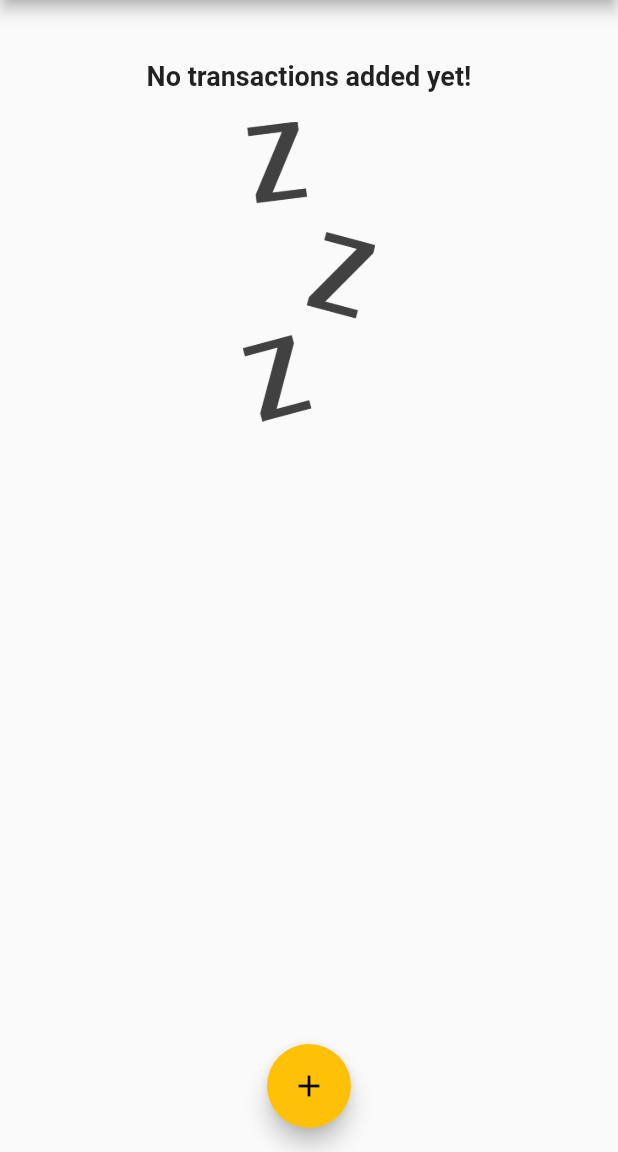
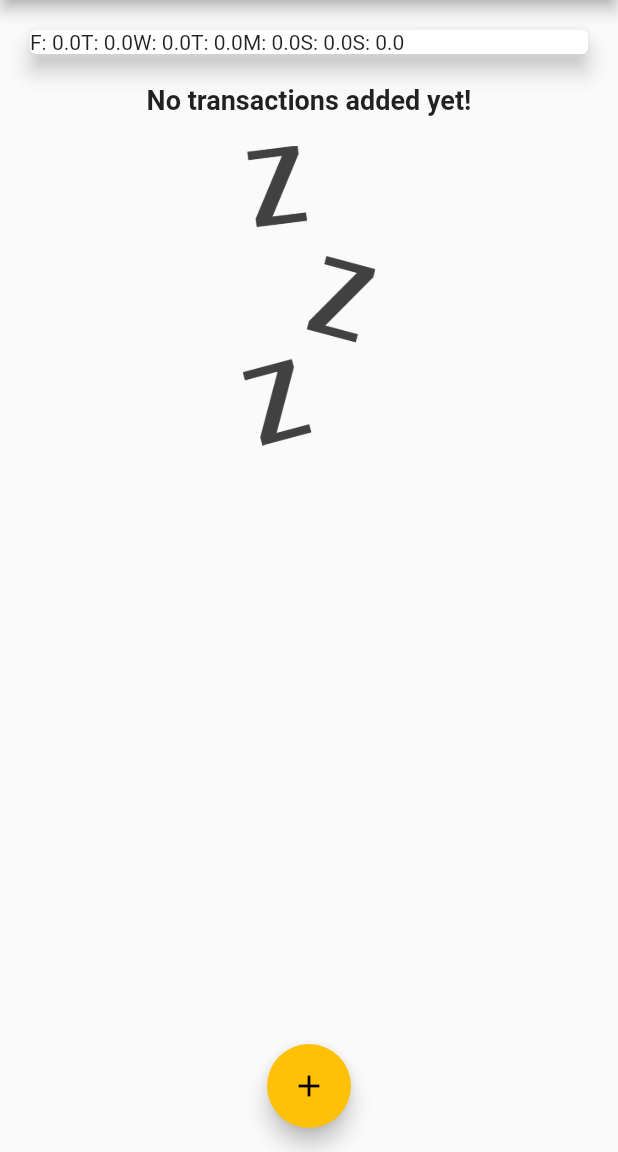
Before and after one commit to magictical/Flutter_section2, a Flutter app: the screen it shows after launch, on a phone screen of 412 x 824 dp, the part 84-1236 px from its top. Run offline on Flutter 3.47's test engine with Material 2 defaults, Android fonts, the phone set to English and light mode, and no system bars; Roboto replaces fonts that are missing (OpenSans).

Commit message:
add chart_bar.dart

```diff
--- a/lib/widget/chart.dart
+++ b/lib/widget/chart.dart
@@ -24,7 +24,10 @@ class Chart extends StatelessWidget {
       print(DateFormat.E().format(weekDay));
       print(totalSum);
 
-      return {'day': DateFormat.E().format(weekDay), 'amount': totalSum};
+      return {
+        'day': DateFormat.E().format(weekDay).substring(0, 1),
+        'amount': totalSum
+      };
     });
   }
 
@@ -35,8 +38,9 @@ class Chart extends StatelessWidget {
       elevation: 6,
       margin: EdgeInsets.all(20),
       child: Row(
-        children: <Widget>[],
-      ),
+          children: groupedTransactionValues.map((data) {
+        return Text('${data['day']}: ${data['amount']}');
+      }).toList()),
     );
   }
 }
```
Also changed, not shown: lib/widget/chart_bar.dart (added, +46 -0 lines).
